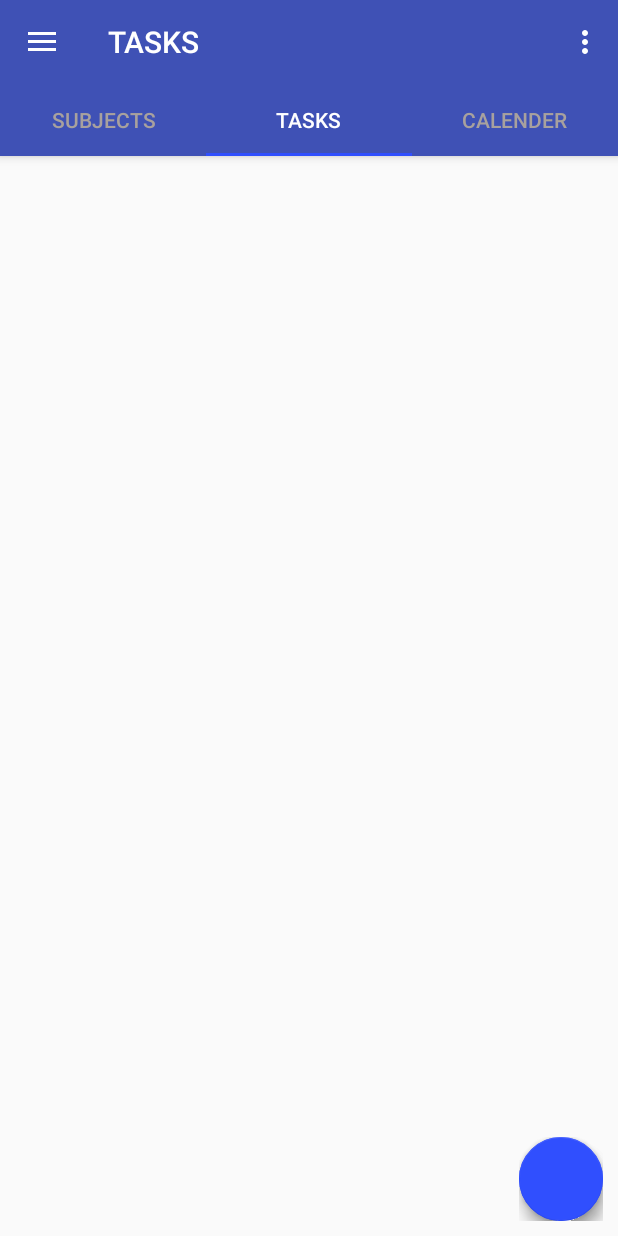
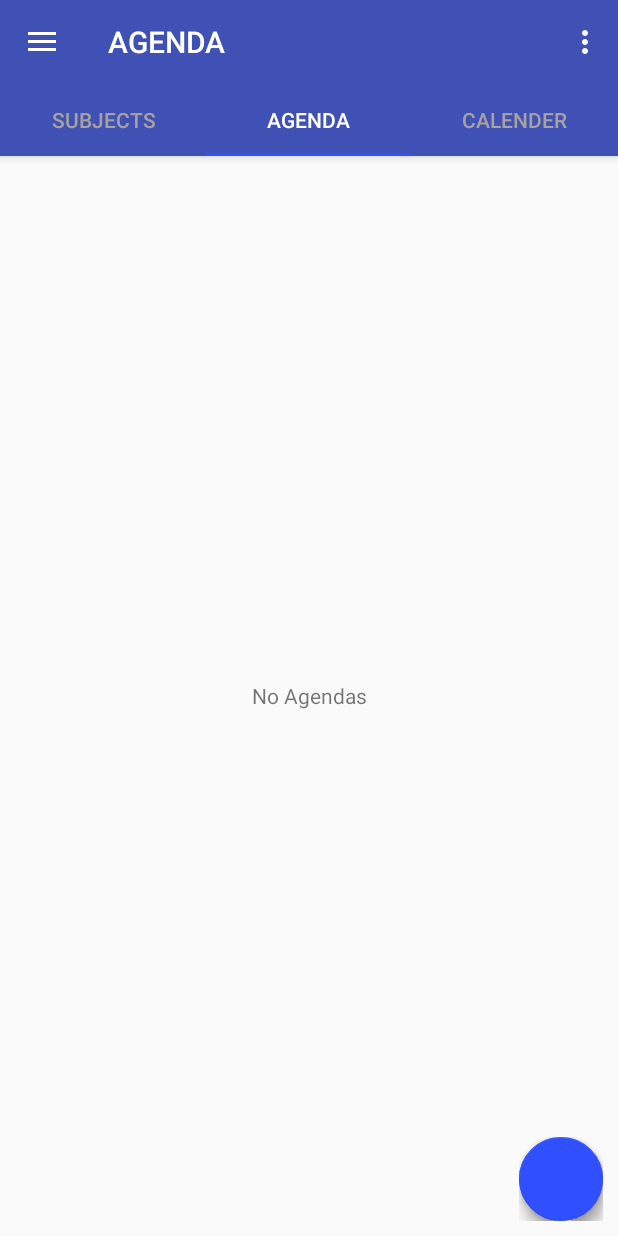
Before and after one commit to NaturallyAsh/School-Scheduler, an Android app: the OverviewActivity screen opened directly, with no data from a screen before it, tab 2 chosen, on a phone screen of 412 x 824 dp. Run offline under Robolectric (Android 15) with nearby library versions, the light colour scheme and no system bars; libraries missing offline, so code that uses them is left out: com.github.clans.fab; plain views replace FloatingActionButton, FloatingActionMenu; 22 statements that could not run were skipped.

Commit message:
starting work on agenda fragment

```diff
--- /dev/null
+++ b/app/src/main/java/com/example/ashleighwilson/schoolscheduler/AgendaFrag.java
@@ -0,0 +1,138 @@
+package com.example.ashleighwilson.schoolscheduler;
+
+
+import android.content.Intent;
+import android.os.Bundle;
+import android.support.v4.app.Fragment;
+import android.support.v4.app.FragmentTransaction;
+import android.support.v7.widget.LinearLayoutManager;
+import android.support.v7.widget.RecyclerView;
+import android.view.LayoutInflater;
+import android.view.Menu;
+import android.view.MenuInflater;
+import android.view.View;
+import android.view.ViewGroup;
+import android.widget.TextView;
+
+import com.example.ashleighwilson.schoolscheduler.adapter.AgendaAdapter;
+import com.example.ashleighwilson.schoolscheduler.data.DbHelper;
+import com.example.ashleighwilson.schoolscheduler.editors.AgendaEditor;
+import com.example.ashleighwilson.schoolscheduler.models.AgendaModel;
+import com.github.clans.fab.FloatingActionMenu;
+
+import java.util.ArrayList;
+
+
+public class AgendaFrag extends Fragment
+{
+    FloatingActionMenu fabAll;
+    com.github.clans.fab.FloatingActionButton agendaFab;
+    private TextView emptyView;
+    private RecyclerView recyclerView;
+    private RecyclerView.LayoutManager layoutManager;
+    private DbHelper dbHelper;
+    private AgendaAdapter agendaAdapter;
+    private ArrayList<AgendaModel> agendaList = new ArrayList<>();
+    AgendaEditor agendaEditor;
+
+
+    public AgendaFrag() {
+        // Required empty public constructor
+    }
+
+    @Override
+    public void onCreate(Bundle savedInstanceState)
+    {
+        super.onCreate(savedInstanceState);
+    }
+
+    @Override
+    public View onCreateView(LayoutInflater inflater, ViewGroup container,
+                             Bundle savedInstanceState) {
+
+        View view = inflater.inflate(R.layout.fragment_agendas, container, false);
+
+        setHasOptionsMenu(true);
+
+        agendaFab = view.findViewById(R.id.fab_agenda);
+        fabAll = view.findViewById(R.id.fab_all_agenda);
+        fabAll.showMenu(true);
+        fabAll.setClosedOnTouchOutside(true);
+        agendaFab.setOnClickListener(listener);
+        emptyView = view.findViewById(R.id.empty_agenda_view);
+
+        recyclerView = view.findViewById(R.id.agenda_recycler_view);
+        recyclerView.setHasFixedSize(true);
+
+        agendaAdapter = new AgendaAdapter(getContext(), agendaList);
+
+        layoutManager = new LinearLayoutManager(getActivity());
+        recyclerView.setLayoutManager(layoutManager);
+
+        if (!(agendaList.size()< 1))
+        {
+            recyclerView.setVisibility(View.VISIBLE);
+            emptyView.setVisibility(View.GONE);
+            recyclerView.setAdapter(agendaAdapter);
+            agendaAdapter.notifyDataSetChanged();
+        }
+        else
+        {
+            recyclerView.setVisibility(View.GONE);
+            emptyView.setVisibility(View.VISIBLE);
+            recyclerView.setAdapter(agendaAdapter);
+            agendaAdapter.notifyDataSetChanged();
+        }
+
+        FloatingClicked();
+
+        return view;
+    }
+
+    private void FloatingClicked()
+    {
+        fabAll.setOnMenuButtonClickListener(new View.OnClickListener() {
+            @Override
+            public void onClick(View view) {
+                switch (view.getId())
+                {
+                    case R.id.fab_agenda:
+
+                        break;
+                    case R.id.fab_record_agenda:
+                        break;
+                    default:
+                        fabAll.close(true);
+                        break;
+                }
+                fabAll.toggle(true);
+            }
+        });
+    }
+
+    private View.OnClickListener listener = new View.OnClickListener() {
+        @Override
+        public void onClick(View view) {
+            boolean check = fabAll.isOpened();
+            switch (view.getId())
+            {
+                case R.id.fab_agenda:
+                    startActivity(new Intent(getContext(), AgendaEditor.class));
+                    fabAll.close(true);
+                    break;
+                case R.id.fab_record_agenda:
+                    break;
+                default:
+                    fabAll.close(true);
+            }
+        }
+    };
+
+    @Override
+    public void onCreateOptionsMenu(Menu menu, MenuInflater inflater)
+    {
+        inflater.inflate(R.menu.menu_overview, menu);
+        super.onCreateOptionsMenu(menu, inflater);
+    }
+
+}
--- a/app/src/main/java/com/example/ashleighwilson/schoolscheduler/OverviewActivity.java
+++ b/app/src/main/java/com/example/ashleighwilson/schoolscheduler/OverviewActivity.java
@@ -36,7 +36,7 @@ public class OverviewActivity extends AppCompatActivity
     private NavigationView mNavigationView;
     private DrawerLayout drawer;
     private ActionBarDrawerToggle toggle;
-    CharSequence tabTitles[] = {"SUBJECTS", "TASKS", "CALENDER"};
+    CharSequence tabTitles[] = {"SUBJECTS", "AGENDA", "CALENDER"};
     int numOfTabs = 3;
     ViewPagerAdapter adapter;
     AppBarLayout appBarLayout;
--- a/app/src/main/java/com/example/ashleighwilson/schoolscheduler/TasksFrag.java
+++ /dev/null
@@ -1,100 +0,0 @@
-package com.example.ashleighwilson.schoolscheduler;
-
-
-import android.content.Intent;
-import android.os.Bundle;
-import android.support.design.widget.FloatingActionButton;
-import android.support.design.widget.Snackbar;
-import android.support.v4.app.Fragment;
-import android.view.LayoutInflater;
-import android.view.Menu;
-import android.view.MenuInflater;
-import android.view.View;
-import android.view.ViewGroup;
-import android.widget.TextView;
-
-import com.example.ashleighwilson.schoolscheduler.editors.SubjectsEditorActivity;
-import com.github.clans.fab.FloatingActionMenu;
-
-
-public class TasksFrag extends Fragment
-{
-    FloatingActionMenu fabAll;
-    com.github.clans.fab.FloatingActionButton taskFab;
-
-
-    public TasksFrag() {
-        // Required empty public constructor
-    }
-
-    @Override
-    public void onCreate(Bundle savedInstanceState)
-    {
-        super.onCreate(savedInstanceState);
-    }
-
-    @Override
-    public View onCreateView(LayoutInflater inflater, ViewGroup container,
-                             Bundle savedInstanceState) {
-
-        View view = inflater.inflate(R.layout.fragment_tasks, container, false);
-
-        setHasOptionsMenu(true);
-
-        taskFab = view.findViewById(R.id.fab_task);
-        fabAll = view.findViewById(R.id.fab_all_task);
-        fabAll.showMenu(true);
-        taskFab.setOnClickListener(listener);
-
-        FloatingClicked();
-
-        return view;
-    }
-
-    private void FloatingClicked()
-    {
-        fabAll.setOnMenuButtonClickListener(new View.OnClickListener() {
-            @Override
-            public void onClick(View view) {
-                switch (view.getId())
-                {
-                    case R.id.fab_task:
-
-                        break;
-                    case R.id.fab_record_task:
-                        break;
-                    default:
-                        fabAll.close(true);
-                        break;
-                }
-                fabAll.toggle(true);
-            }
-        });
-    }
-
-    private View.OnClickListener listener = new View.OnClickListener() {
-        @Override
-        public void onClick(View view) {
-            boolean check = fabAll.isOpened();
-            switch (view.getId())
-            {
-                case R.id.fab_task:
-                    //startActivity(new Intent(getContext(), SubjectsEditorActivity.class));
-                    fabAll.close(true);
-                    break;
-                case R.id.fab_record_task:
-                    break;
-                default:
-                    fabAll.close(true);
-            }
-        }
-    };
-
-    @Override
-    public void onCreateOptionsMenu(Menu menu, MenuInflater inflater)
-    {
-        inflater.inflate(R.menu.menu_overview, menu);
-        super.onCreateOptionsMenu(menu, inflater);
-    }
-
-}
--- a/app/src/main/java/com/example/ashleighwilson/schoolscheduler/WeekViewFragment.java
+++ b/app/src/main/java/com/example/ashleighwilson/schoolscheduler/WeekViewFragment.java
@@ -73,6 +73,7 @@ public abstract class WeekViewFragment extends Fragment implements WeekView.Even
     private EventAdapter eventAdapter;
     private AppBarLayout mAppBarLayout;
     TextView monthView, weekView, dayView;
+    private TextView emptyView;
     Toolbar toolbar;
     WeekViewEvent weekViewEvent;
     Calendar weekViewTime;
@@ -118,6 +119,8 @@ public abstract class WeekViewFragment extends Fragment implements WeekView.Even
         toolbar = (Toolbar)getActivity().findViewById(R.id.week_toolbar);
 
         mAppBarLayout = (AppBarLayout) rootView.findViewById(R.id.app_bar_cal);
+
+        emptyView = rootView.findViewById(R.id.empty_calendar_view);
 
         calendar = (ExtendedCalendarView) rootView.findViewById(R.id.calendar);
 
--- a/app/src/main/java/com/example/ashleighwilson/schoolscheduler/adapter/ViewPagerAdapter.java
+++ b/app/src/main/java/com/example/ashleighwilson/schoolscheduler/adapter/ViewPagerAdapter.java
@@ -1,15 +1,13 @@
 package com.example.ashleighwilson.schoolscheduler.adapter;
 
 import android.content.Context;
-import android.support.annotation.NonNull;
 import android.support.v4.app.Fragment;
 import android.support.v4.app.FragmentManager;
 import android.support.v4.app.FragmentPagerAdapter;
 
 import com.example.ashleighwilson.schoolscheduler.CalenderFrag;
 import com.example.ashleighwilson.schoolscheduler.SubjectsFrag;
-import com.example.ashleighwilson.schoolscheduler.TasksFrag;
-import com.example.ashleighwilson.schoolscheduler.timetable.WeekViewEvent;
+import com.example.ashleighwilson.schoolscheduler.AgendaFrag;
 
 public class ViewPagerAdapter extends FragmentPagerAdapter
 {
@@ -36,7 +34,7 @@ public class ViewPagerAdapter extends FragmentPagerAdapter
             case 0:
                 return new SubjectsFrag();
             case 1:
-                return new TasksFrag();
+                return new AgendaFrag();
             case 2:
                 return new CalenderFrag();
         }
--- a/app/src/main/java/com/example/ashleighwilson/schoolscheduler/timetable/WeekViewBase.java
+++ b/app/src/main/java/com/example/ashleighwilson/schoolscheduler/timetable/WeekViewBase.java
@@ -6,7 +6,6 @@ import android.os.Bundle;
 import android.support.v4.app.Fragment;
 import android.util.Log;
 
-import com.example.ashleighwilson.schoolscheduler.CalenderFrag;
 import com.example.ashleighwilson.schoolscheduler.MySchedulerApp;
 import com.example.ashleighwilson.schoolscheduler.R;
 import com.example.ashleighwilson.schoolscheduler.WeekViewFragment;
@@ -14,7 +13,6 @@ import com.example.ashleighwilson.schoolscheduler.data.DbHelper;
 
 import java.util.ArrayList;
 import java.util.Calendar;
-import java.util.Date;
 import java.util.List;
 
 public class WeekViewBase extends WeekViewFragment
@@ -25,18 +23,14 @@ public class WeekViewBase extends WeekViewFragment
     private static long eventViewId;
     public final static String ARG_EVENT_ID = "arg_event_id";
     Context mContext = MySchedulerApp.getInstance();
-    //List<WeekViewEvent> events = new ArrayList<>();
     DbHelper dbHelper = new DbHelper(mContext);
-    //WeekViewEvent event;
     WeekViewEvent dbEvent;
-    int START_YEAR, START_MONTH, START_HOUR, START_MIN, END_HOUR, END_MIN, END_MONTH = 0;
 
     public static WeekViewBase newInstance(long event_id)
     {
         WeekViewBase fragment = new WeekViewBase();
         Bundle bundle = new Bundle();
         bundle.putLong(ARG_EVENT_ID, event_id);
-        //bundle.putSerializable("events", (Serializable) eventInstance);
         fragment.setArguments(bundle);
         return fragment;
     }
@@ -60,7 +54,6 @@ public class WeekViewBase extends WeekViewFragment
         onAttachToPF(getParentFragment());
         setRetainInstance(true);
         Log.i(TAG, "onCreate!");
-        //eventListByMonth = (List<WeekViewEvent>) getArguments().getSerializable("events");
         mContext = MySchedulerApp.getInstance();
     }
 
--- a/app/src/main/res/layout/fragment_tasks.xml
+++ b/app/src/main/res/layout/fragment_agendas.xml
@@ -5,12 +5,19 @@
     android:layout_width="match_parent"
     android:layout_height="match_parent">
 
+    <FrameLayout
+        android:id="@+id/agenda_container"
+        android:layout_width="match_parent"
+        android:layout_height="match_parent">
+
+    </FrameLayout>
+
 
     <android.support.v7.widget.RecyclerView
-        android:id="@+id/task_recycler_view"
+        android:id="@+id/agenda_recycler_view"
         android:layout_width="match_parent"
         android:layout_height="match_parent"
-        android:layout_marginTop="120dp"/>
+        android:layout_marginTop="40dp"/>
 
     <RelativeLayout
         android:layout_width="match_parent"
@@ -18,18 +25,18 @@
         android:layout_centerInParent="true">
 
         <TextView
-            android:id="@+id/empty_task_view"
+            android:id="@+id/empty_agenda_view"
             android:layout_width="match_parent"
             android:layout_height="match_parent"
             android:gravity="center"
             android:visibility="invisible"
-            android:text="@string/no_subjects"/>
+            android:text="@string/no_agendas_string"/>
 
     </RelativeLayout>
 
 
     <com.github.clans.fab.FloatingActionMenu
-        android:id="@+id/fab_all_task"
+        android:id="@+id/fab_all_agenda"
         android:layout_height="wrap_content"
         android:layout_width="wrap_content"
         android:layout_alignParentBottom="true"
@@ -46,7 +53,7 @@
         app:menu_labels_singleLine="true">
 
         <com.github.clans.fab.FloatingActionButton
-            android:id="@+id/fab_task"
+            android:id="@+id/fab_agenda"
             android:layout_height="wrap_content"
             android:layout_width="wrap_content"
             app:fab_colorNormal="@color/teal"
@@ -55,7 +62,7 @@
             app:fab_size="mini"/>
 
         <com.github.clans.fab.FloatingActionButton
-            android:id="@+id/fab_record_task"
+            android:id="@+id/fab_record_agenda"
             android:layout_width="wrap_content"
             android:layout_height="wrap_content"
             app:fab_colorNormal="@color/LightSeaGreen"
```
Also changed, not shown: app/src/main/AndroidManifest.xml (+17 -1 lines), app/src/main/java/com/example/ashleighwilson/schoolscheduler/adapter/AgendaAdapter.java (added, +64 -0 lines), app/src/main/java/com/example/ashleighwilson/schoolscheduler/editors/AgendaEditor.java (added, +38 -0 lines), app/src/main/java/com/example/ashleighwilson/schoolscheduler/models/AgendaModel.java (added, +59 -0 lines), app/src/main/res/layout/agenda_list_item.xml (added, +113 -0 lines), app/src/main/res/layout/editor_agenda.xml (added, +115 -0 lines), app/src/main/res/layout/week_view_fragment.xml (+9 -0 lines), app/src/main/res/values/strings.xml (+8 -0 lines), app/src/main/res/drawable-v21/more_vert_black_18dp.png (added).
